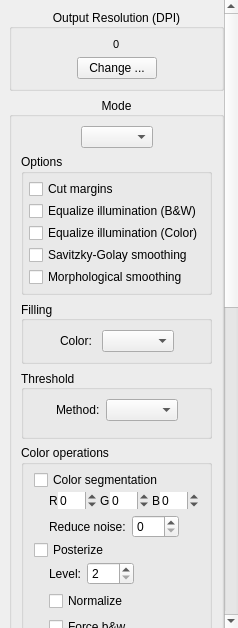
4lex4/scantailor-advanced, file filters/output/ui/OutputOptionsWidget.ui: the form before one commit.
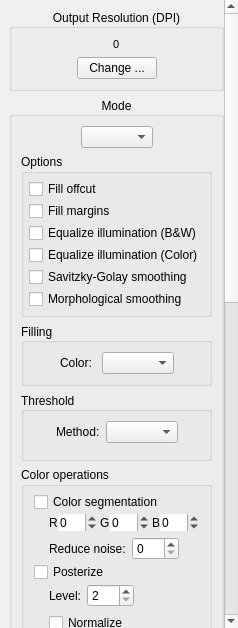
The form after the commit. Icons and pictures are not drawn. Custom widgets are drawn as their Qt base class.

Commit message:
Added fill offcut option at the output stage.
It controls whether to fill the offcut got at the page splitting stage.

Patch:
```diff
--- a/filters/output/ui/OutputOptionsWidget.ui
+++ b/filters/output/ui/OutputOptionsWidget.ui
@@ -88,7 +88,7 @@
         <x>0</x>
         <y>0</y>
         <width>228</width>
-        <height>1215</height>
+        <height>1234</height>
        </rect>
       </property>
       <layout class="QVBoxLayout" name="verticalLayout_3">
@@ -302,7 +302,14 @@
                <item>
                 <widget class="QCheckBox" name="cutMarginsCB">
                  <property name="text">
-                  <string>Cut margins</string>
+                  <string>Fill offcut</string>
+                 </property>
+                </widget>
+               </item>
+               <item>
+                <widget class="QCheckBox" name="fillMarginsCB">
+                 <property name="text">
+                  <string>Fill margins</string>
                  </property>
                 </widget>
                </item>
```
Left out of the diff: 2 changed lines with no effect on the pictures. The commit also changes 14 other files.
